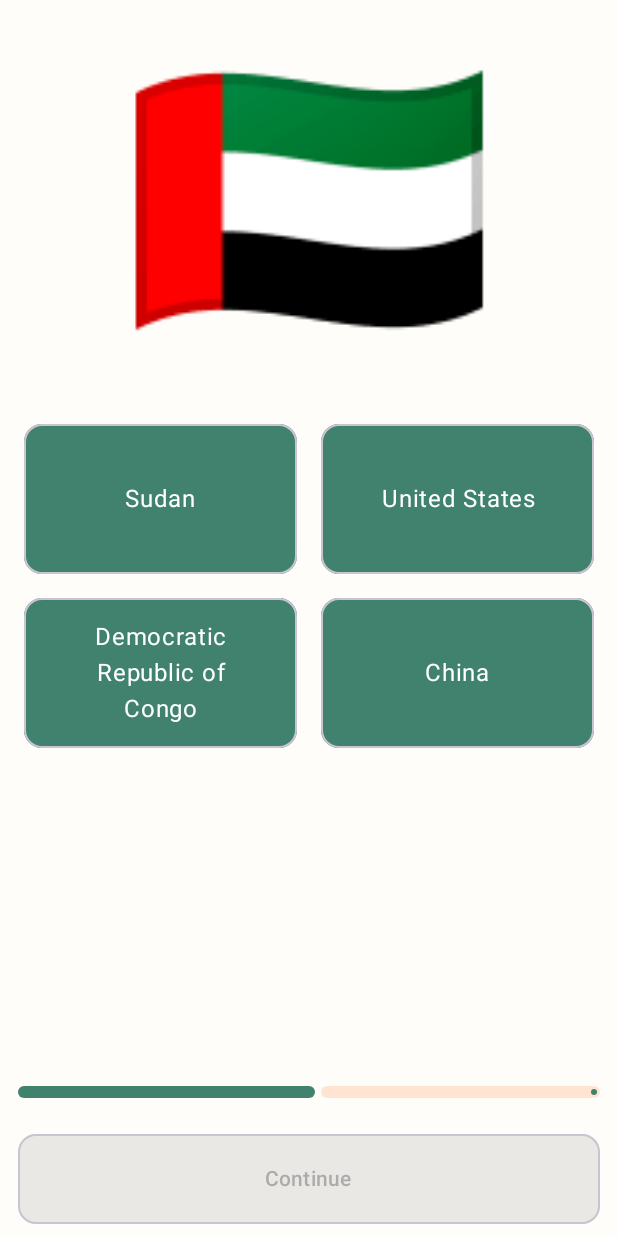
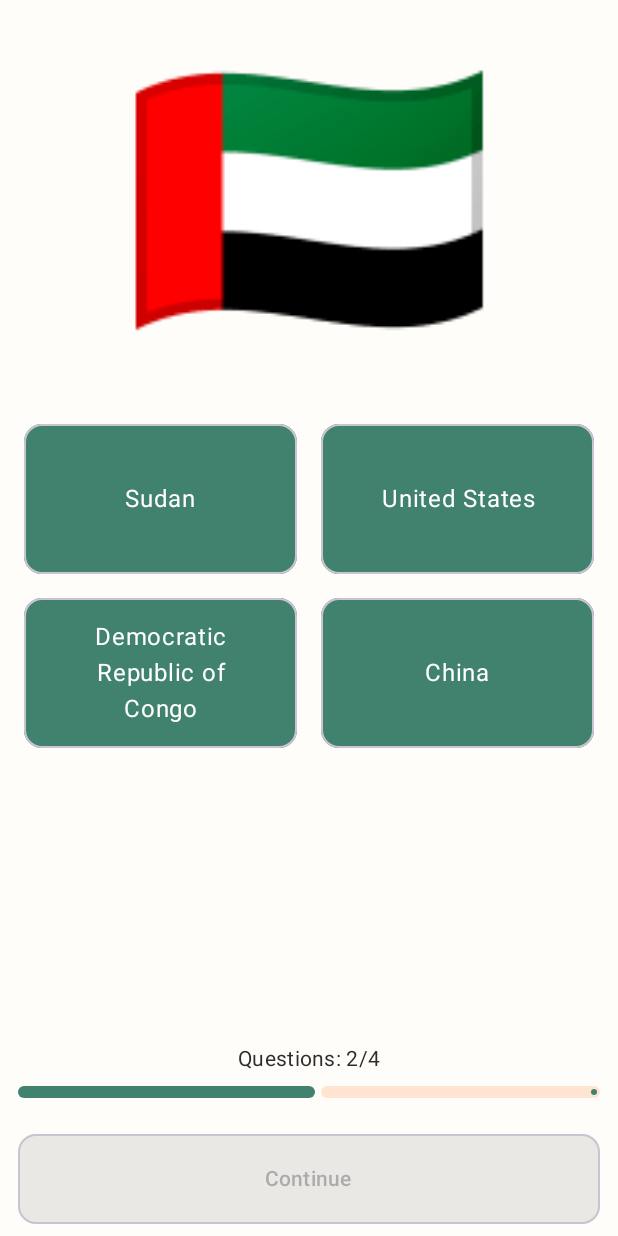
Before and after one commit to azelder/WaitWhat, an Android app built with Jetpack Compose: the @Preview function PreviewGameScreenWithJpeg, on a phone screen of 412 x 824 dp. Run offline under Robolectric (Android 15) with nearby library versions, the phone set to English and light mode, and no system bars.

Commit message:
Adding world as a quiz option. Also, adding a progress counter to let users know how many questions remain!

```diff
--- a/app/src/main/java/com/azelder/waitwhat/game/data/model/Continent.kt
+++ b/app/src/main/java/com/azelder/waitwhat/game/data/model/Continent.kt
@@ -1,6 +1,6 @@
 package com.azelder.waitwhat.game.data.model
 
 data class Continent(
-    val code: String,
+    val code: String?,
     val name: String
 )
--- a/app/src/main/java/com/azelder/waitwhat/game/ui/GameScreen.kt
+++ b/app/src/main/java/com/azelder/waitwhat/game/ui/GameScreen.kt
@@ -79,7 +79,9 @@ fun GameRoute(
                 wrongGuessState = wrongGuessState,
                 onNavigateBack = onNavigateBack,
                 onCheckAnswer = { viewModel.checkAnswer(it) },
-                onContinueToNextQuestion = { viewModel.getNextQuestion() }
+                onContinueToNextQuestion = { viewModel.getNextQuestion() },
+                totalQuestions = viewModel.totalQuestions,
+                questionsRemaining = viewModel.numQuestionsRemaining
             )
         }
 
@@ -104,7 +106,9 @@ fun GameScreen(
     wrongGuessState: Set<String>,
     onNavigateBack: () -> Unit,
     onCheckAnswer: (String) -> Unit,
-    onContinueToNextQuestion: () -> Unit
+    onContinueToNextQuestion: () -> Unit,
+    totalQuestions: Int,
+    questionsRemaining: Int
 ) {
     WaitWhatTheme {
         LaunchedEffect(answerMessageState) {
@@ -120,7 +124,9 @@ fun GameScreen(
                 BottomButtonWithProgress(
                     continueButtonState,
                     progressState,
-                    onContinueToNextQuestion
+                    onContinueToNextQuestion,
+                    totalQuestions,
+                    questionsRemaining
                 )
             }
         ) { innerPadding ->
@@ -164,8 +170,6 @@ fun GameScreen(
                         }
                     }
                 }
-
-
             }
         }
     }
@@ -189,7 +193,9 @@ fun PreviewGameScreen() {
         wrongGuessState = setOf(),
         onNavigateBack = {},
         onCheckAnswer = {},
-        onContinueToNextQuestion = {}
+        onContinueToNextQuestion = {},
+        totalQuestions = 4,
+        questionsRemaining = 2
     )
 }
 
@@ -211,7 +217,9 @@ fun PreviewGameScreenWithJpeg() {
         wrongGuessState = setOf(),
         onNavigateBack = {},
         onCheckAnswer = {},
-        onContinueToNextQuestion = {}
+        onContinueToNextQuestion = {},
+        totalQuestions = 4,
+        questionsRemaining = 2
     )
 }
 
@@ -219,16 +227,30 @@ fun PreviewGameScreenWithJpeg() {
 fun BottomButtonWithProgress(
     continueButtonEnabled: Boolean,
     progressState: Float,
-    onContinueToNextQuestion: () -> Unit
+    onContinueToNextQuestion: () -> Unit,
+    totalQuestions: Int,
+    questionsRemaining: Int
 ) {
     Column {
-        LinearProgressIndicator(
-            progress = { progressState },
+        Column(
             modifier = Modifier
                 .fillMaxWidth()
-                .padding(12.dp)
-                .height(8.dp),
-        )
+                .padding(horizontal = 12.dp, vertical = 4.dp),
+            horizontalAlignment = Alignment.CenterHorizontally
+        ) {
+            Text(
+                text = "Questions: ${totalQuestions - questionsRemaining}/$totalQuestions",
+                style = MaterialTheme.typography.bodyMedium,
+                color = MaterialTheme.colorScheme.onBackground
+            )
+            LinearProgressIndicator(
+                progress = { progressState },
+                modifier = Modifier
+                    .fillMaxWidth()
+                    .padding(vertical = 8.dp)
+                    .height(8.dp),
+            )
+        }
         BottomAppBar(
             containerColor = Color.Transparent,
         ) {
@@ -258,7 +280,7 @@ fun BottomButtonWithProgress(
 @Composable
 fun ChooseContinent(
     continents: List<Continent>,
-    onContinentSelected: (String) -> Unit
+    onContinentSelected: (String?) -> Unit
 ) {
     WaitWhatTheme {
         Scaffold(
```
Also changed, not shown: app/src/main/java/com/azelder/waitwhat/game/GameViewModel.kt (+7 -3 lines).
